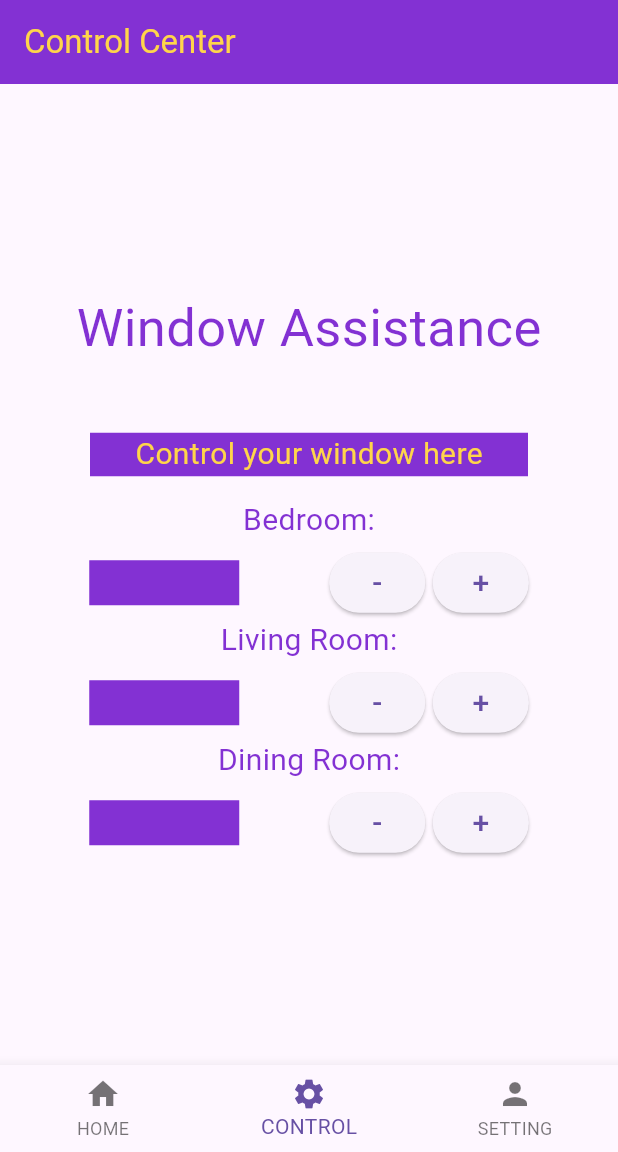
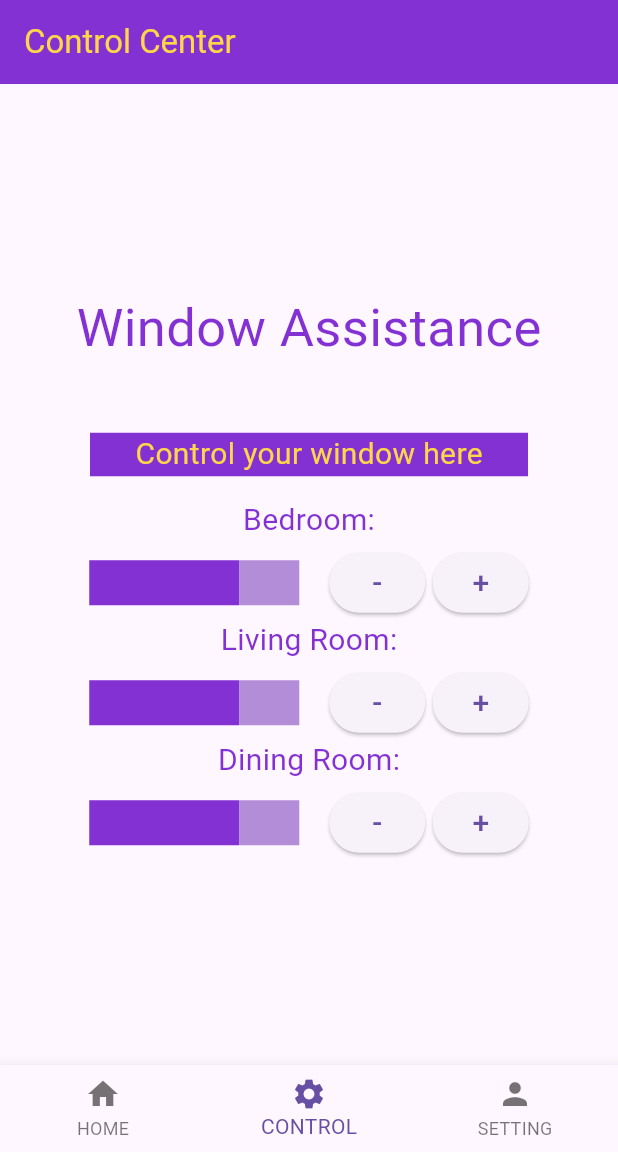
Before and after one commit to DoubleU-ANG/CASA0015_Mobile_System, a Flutter app: the Tabs screen opened by its route, item 2 of the bottom bar chosen, on a phone screen of 412 x 824 dp, the part 84-1236 px from its top. Run offline on Flutter 3.47's test engine with Material 3 defaults, Android fonts, the light colour scheme and no system bars; our stand-ins replace animate_do; missing offline and left inert: mqtt_client; network calls fail.

Commit message:
Final version for the CASA0015 assessment

```diff
--- a/lib/pages/tabs/control.dart
+++ b/lib/pages/tabs/control.dart
@@ -168,8 +168,14 @@ class _ControlPageState extends State<ControlPage> {
                   ),
                 ),
                 Container(
-                  width: 160 - i * 2,
+                  width: 140 - i * 2,
                   height: 30,
+                  decoration: const BoxDecoration(
+                    color: Color.fromRGBO(160, 115, 205, 0.8),
+                  ),
+                ),
+                SizedBox(
+                  width: 20,
                 ),
                 ElevatedButton(
                     onPressed: () {
@@ -230,8 +236,14 @@ class _ControlPageState extends State<ControlPage> {
                   ),
                 ),
                 Container(
-                  width: 160 - j * 2,
+                  width: 140 - j * 2,
                   height: 30,
+                  decoration: const BoxDecoration(
+                    color: Color.fromRGBO(160, 115, 205, 0.8),
+                  ),
+                ),
+                SizedBox(
+                  width: 20,
                 ),
                 ElevatedButton(
                     onPressed: () {
@@ -292,8 +304,14 @@ class _ControlPageState extends State<ControlPage> {
                   ),
                 ),
                 Container(
-                  width: 160 - k * 2,
+                  width: 140 - k * 2,
                   height: 30,
+                  decoration: const BoxDecoration(
+                    color: Color.fromRGBO(160, 115, 205, 0.8),
+                  ),
+                ),
+                SizedBox(
+                  width: 20,
                 ),
                 ElevatedButton(
                     onPressed: () {
--- a/lib/pages/tabs/home.dart
+++ b/lib/pages/tabs/home.dart
@@ -4,7 +4,8 @@ import 'package:mqtt_client/mqtt_server_client.dart';
 import 'package:http/http.dart' as http;
 import 'dart:convert';
 
-const APIKEY = 'd**********************';
+const APIKEY =
+    'd**********************'; //use your own API key, which could be applied from https://openweathermap.org/
 
 void main() {
   runApp(HomePage());
--- a/pubspec.yaml
+++ b/pubspec.yaml
@@ -1,7 +1,7 @@
 name: CASA0015_Mobile_System
 description: "A new Flutter project."
 publish_to: 'none'
-version: 1.0.0
+version: 2.0.0
 
 environment:
   sdk: '>=3.2.3 <4.0.0'
```
Also changed, not shown: lib/main.dart (+13 -16 lines), 3 other files.
